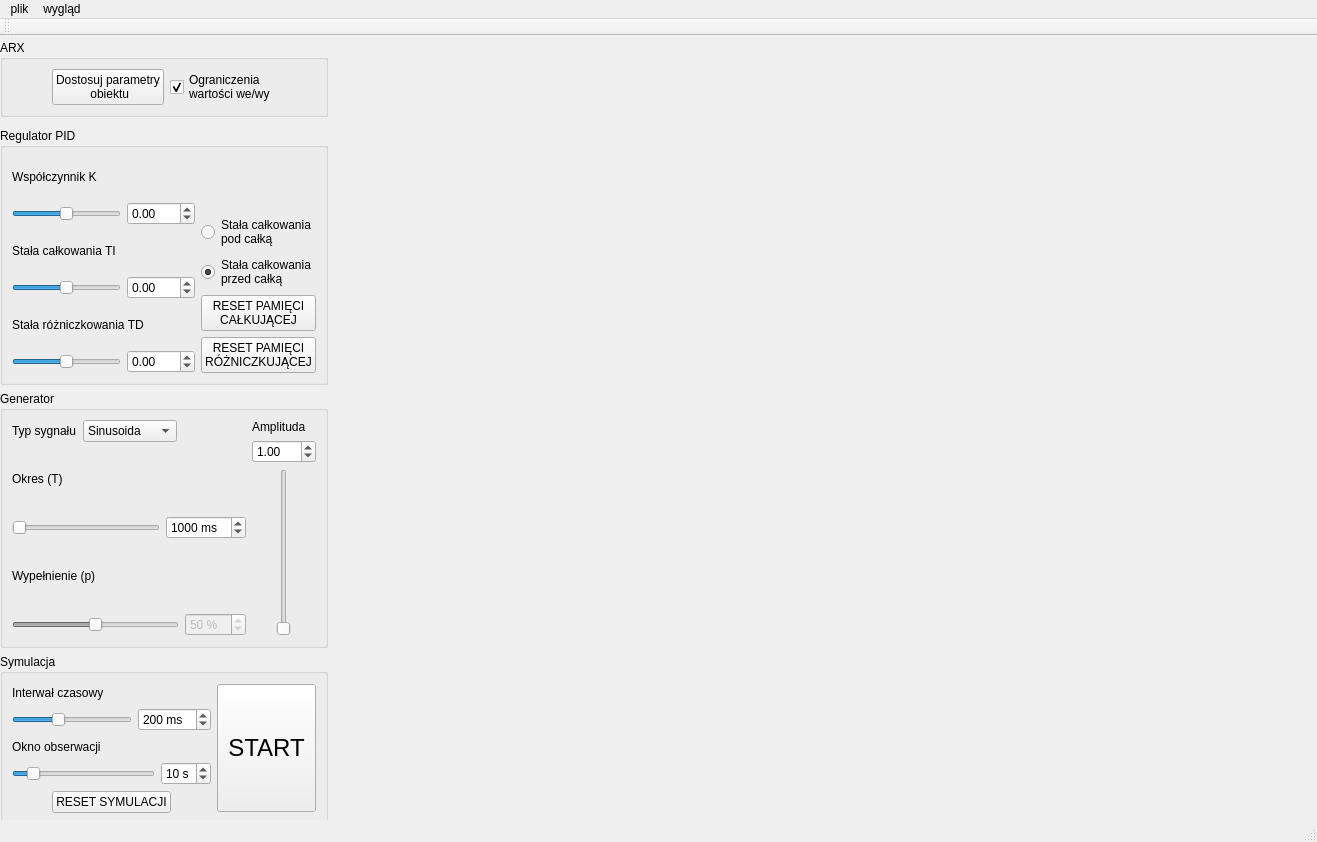
Above: mainwindow.ui from KamilWarczekIP/PK-Symulator_UAR before the change. Below: the same form after it.
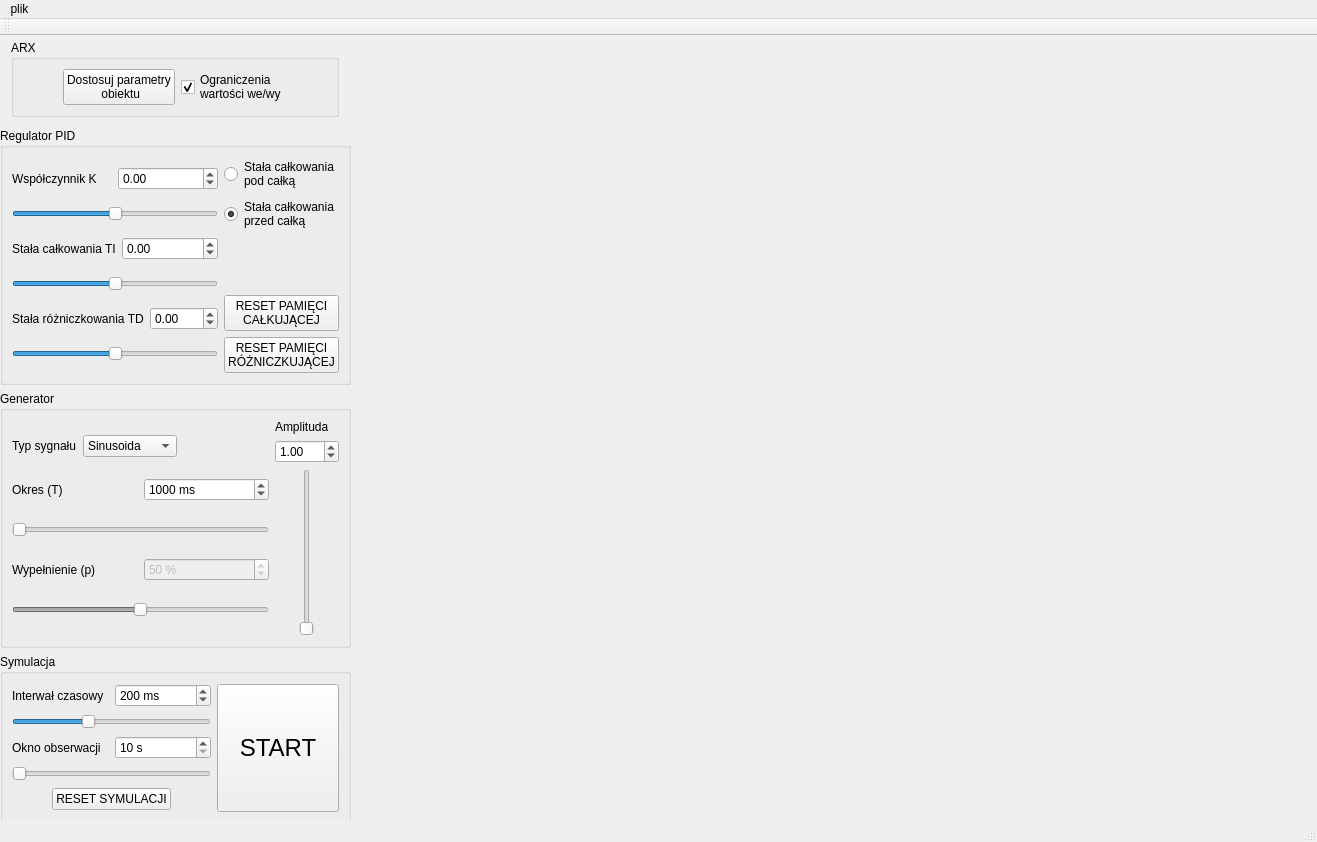
That is the form after the change.

```diff
--- a/mainwindow.ui
+++ b/mainwindow.ui
@@ -149,28 +149,12 @@
          <layout class="QHBoxLayout" name="horizontalLayout_5" stretch="4,1">
           <item>
            <layout class="QVBoxLayout" name="verticalLayout_5">
-            <item>
-             <widget class="QLabel" name="label">
-              <property name="text">
-               <string>Współczynnik K</string>
-              </property>
-             </widget>
-            </item>
             <item>
              <layout class="QHBoxLayout" name="horizontalLayout_4">
               <item>
-               <widget class="QSlider" name="horizontalSlider_pid_k">
-                <property name="minimum">
-                 <number>-1000</number>
-                </property>
-                <property name="maximum">
-                 <number>1000</number>
-                </property>
-                <property name="singleStep">
-                 <number>1</number>
-                </property>
-                <property name="orientation">
-                 <enum>Qt::Horizontal</enum>
+               <widget class="QLabel" name="label">
+                <property name="text">
+                 <string>Współczynnik K</string>
                 </property>
                </widget>
               </item>
@@ -193,24 +177,27 @@
              </layout>
             </item>
             <item>
-             <widget class="QLabel" name="label_2">
-              <property name="text">
-               <string>Stała całkowania TI</string>
+             <widget class="QSlider" name="horizontalSlider_pid_k">
+              <property name="minimum">
+               <number>-1000</number>
+              </property>
+              <property name="maximum">
+               <number>1000</number>
+              </property>
+              <property name="singleStep">
+               <number>1</number>
+              </property>
+              <property name="orientation">
+               <enum>Qt::Horizontal</enum>
               </property>
              </widget>
             </item>
             <item>
              <layout class="QHBoxLayout" name="horizontalLayout">
               <item>
-               <widget class="QSlider" name="horizontalSlider_pid_Ti">
-                <property name="minimum">
-                 <number>-1000</number>
-                </property>
-                <property name="maximum">
-                 <number>1000</number>
-                </property>
-                <property name="orientation">
-                 <enum>Qt::Horizontal</enum>
+               <widget class="QLabel" name="label_2">
+                <property name="text">
+                 <string>Stała całkowania TI</string>
                 </property>
                </widget>
               </item>
@@ -236,24 +223,24 @@
              </layout>
             </item>
             <item>
-             <widget class="QLabel" name="label_3">
-              <property name="text">
-               <string>Stała różniczkowania TD</string>
+             <widget class="QSlider" name="horizontalSlider_pid_Ti">
+              <property name="minimum">
+               <number>-1000</number>
+              </property>
+              <property name="maximum">
+               <number>1000</number>
+              </property>
+              <property name="orientation">
+               <enum>Qt::Horizontal</enum>
               </property>
              </widget>
             </item>
             <item>
              <layout class="QHBoxLayout" name="horizontalLayout_3">
               <item>
-               <widget class="QSlider" name="horizontalSlider_pid_Td">
-                <property name="minimum">
-                 <number>-1000</number>
-                </property>
-                <property name="maximum">
-                 <number>1000</number>
-                </property>
-                <property name="orientation">
-                 <enum>Qt::Horizontal</enum>
+               <widget class="QLabel" name="label_3">
+                <property name="text">
+                 <string>Stała różniczkowania TD</string>
                 </property>
                </widget>
               </item>
@@ -278,6 +265,19 @@
               </item>
              </layout>
             </item>
+            <item>
+             <widget class="QSlider" name="horizontalSlider_pid_Td">
+              <property name="minimum">
+               <number>-1000</number>
+              </property>
+              <property name="maximum">
+               <number>1000</number>
+              </property>
+              <property name="orientation">
+               <enum>Qt::Horizontal</enum>
+              </property>
+             </widget>
+            </item>
            </layout>
           </item>
           <item>
@@ -285,6 +285,25 @@
             <property name="sizeConstraint">
              <enum>QLayout::SetMinimumSize</enum>
             </property>
+            <item>
+             <widget class="QRadioButton" name="radioButton_stala_calkowania_pod">
+              <property name="text">
+               <string>Stała całkowania
+pod całką</string>
+              </property>
+             </widget>
+            </item>
+            <item>
+             <widget class="QRadioButton" name="radioButton_stala_calkowania_przed">
+              <property name="text">
+               <string>Stała całkowania
+przed całką</string>
+              </property>
+              <property name="checked">
+               <bool>true</bool>
+              </property>
+             </widget>
+            </item>
             <item>
              <spacer name="verticalSpacer">
               <property name="orientation">
@@ -298,25 +317,6 @@
               </property>
              </spacer>
             </item>
-            <item>
-             <widget class="QRadioButton" name="radioButton_stala_calkowania_pod">
-              <property name="text">
-               <string>Stała całkowania
-pod całką</string>
-              </property>
-             </widget>
-            </item>
-            <item>
-             <widget class="QRadioButton" name="radioButton_stala_calkowania_przed">
-              <property name="text">
-               <string>Stała całkowania
-przed całką</string>
-              </property>
-              <property name="checked">
-               <bool>true</bool>
-              </property>
-             </widget>
-            </item>
             <item>
              <widget class="QPushButton" name="pushButton_reset_pam_calk">
               <property name="text">
@@ -389,37 +389,12 @@
               </item>
              </layout>
             </item>
-            <item>
-             <widget class="QLabel" name="label_6">
-              <property name="text">
-               <string>Okres (T)</string>
-              </property>
-             </widget>
-            </item>
             <item>
              <layout class="QHBoxLayout" name="horizontalLayout_8">
               <item>
-               <widget class="QSlider" name="horizontalSlider_generator_okres">
-                <property name="minimum">
-                 <number>200</number>
-                </property>
-                <property name="maximum">
-                 <number>20000</number>
-                </property>
-                <property name="singleStep">
-                 <number>200</number>
-                </property>
-                <property name="pageStep">
-                 <number>200</number>
-                </property>
-                <property name="value">
-                 <number>200</number>
-                </property>
-                <property name="orientation">
-                 <enum>Qt::Horizontal</enum>
-                </property>
-                <property name="tickPosition">
-                 <enum>QSlider::NoTicks</enum>
+               <widget class="QLabel" name="label_6">
+                <property name="text">
+                 <string>Okres (T)</string>
                 </property>
                </widget>
               </item>
@@ -448,27 +423,36 @@
              </layout>
             </item>
             <item>
-             <widget class="QLabel" name="label_7">
-              <property name="text">
-               <string>Wypełnienie (p)</string>
+             <widget class="QSlider" name="horizontalSlider_generator_okres">
+              <property name="minimum">
+               <number>200</number>
+              </property>
+              <property name="maximum">
+               <number>20000</number>
+              </property>
+              <property name="singleStep">
+               <number>200</number>
+              </property>
+              <property name="pageStep">
+               <number>200</number>
+              </property>
+              <property name="value">
+               <number>200</number>
+              </property>
+              <property name="orientation">
+               <enum>Qt::Horizontal</enum>
+              </property>
+              <property name="tickPosition">
+               <enum>QSlider::NoTicks</enum>
               </property>
              </widget>
             </item>
             <item>
              <layout class="QHBoxLayout" name="horizontalLayout_9">
               <item>
-               <widget class="QSlider" name="horizontalSlider_generator_wypelnienie">
-                <property name="enabled">
-                 <bool>false</bool>
-                </property>
-                <property name="maximum">
-                 <number>100</number>
-                </property>
-                <property name="value">
-                 <number>50</number>
-                </property>
-                <property name="orientation">
-                 <enum>Qt::Horizontal</enum>
+               <widget class="QLabel" name="label_7">
+                <property name="text">
+                 <string>Wypełnienie (p)</string>
                 </property>
                </widget>
               </item>
@@ -496,6 +480,22 @@
               </item>
              </layout>
             </item>
+            <item>
+             <widget class="QSlider" name="horizontalSlider_generator_wypelnienie">
+              <property name="enabled">
+               <bool>false</bool>
+              </property>
+              <property name="maximum">
+               <number>100</number>
+              </property>
+              <property name="value">
+               <number>50</number>
+              </property>
+              <property name="orientation">
+               <enum>Qt::Horizontal</enum>
+              </property>
+             </widget>
+            </item>
            </layout>
           </item>
           <item>
@@ -568,28 +568,12 @@
             <property name="sizeConstraint">
              <enum>QLayout::SetMaximumSize</enum>
             </property>
-            <item>
-             <widget class="QLabel" name="label_8">
-              <property name="text">
-               <string>Interwał czasowy</string>
-              </property>
-             </widget>
-            </item>
             <item>
              <layout class="QHBoxLayout" name="horizontalLayout_12">
               <item>
-               <widget class="QSlider" name="horizontalSlider_symulacja_interwal">
-                <property name="minimum">
-                 <number>20</number>
-                </property>
-                <property name="maximum">
-                 <number>500</number>
-                </property>
-                <property name="value">
-                 <number>200</number>
-                </property>
-                <property name="orientation">
-                 <enum>Qt::Horizontal</enum>
+               <widget class="QLabel" name="label_8">
+                <property name="text">
+                 <string>Interwał czasowy</string>
                 </property>
                </widget>
               </item>
@@ -612,27 +596,27 @@
              </layout>
             </item>
             <item>
-             <widget class="QLabel" name="label_9">
-              <property name="text">
-               <string>Okno obserwacji</string>
+             <widget class="QSlider" name="horizontalSlider_symulacja_interwal">
+              <property name="minimum">
+               <number>20</number>
+              </property>
+              <property name="maximum">
+               <number>500</number>
+              </property>
+              <property name="value">
+               <number>200</number>
+              </property>
+              <property name="orientation">
+               <enum>Qt::Horizontal</enum>
               </property>
              </widget>
             </item>
             <item>
              <layout class="QHBoxLayout" name="horizontalLayout_15">
               <item>
-               <widget class="QSlider" name="horizontalSlider_symulacja_okno_obserwacji">
-                <property name="minimum">
-                 <number>5</number>
-                </property>
-                <property name="maximum">
-                 <number>50</number>
-                </property>
-                <property name="value">
-                 <number>10</number>
-                </property>
-                <property name="orientation">
-                 <enum>Qt::Horizontal</enum>
+               <widget class="QLabel" name="label_9">
+                <property name="text">
+                 <string>Okno obserwacji</string>
                 </property>
                </widget>
               </item>
@@ -642,7 +626,7 @@
                  <string> s</string>
                 </property>
                 <property name="minimum">
-                 <number>5</number>
+                 <number>10</number>
                 </property>
                 <property name="maximum">
                  <number>50</number>
@@ -654,6 +638,22 @@
               </item>
              </layout>
             </item>
+            <item>
+             <widget class="QSlider" name="horizontalSlider_symulacja_okno_obserwacji">
+              <property name="minimum">
+               <number>10</number>
+              </property>
+              <property name="maximum">
+               <number>50</number>
+              </property>
+              <property name="value">
+               <number>10</number>
+              </property>
+              <property name="orientation">
+               <enum>Qt::Horizontal</enum>
+              </property>
+             </widget>
+            </item>
             <item>
              <layout class="QHBoxLayout" name="horizontalLayout_11">
               <item>
@@ -750,16 +750,7 @@
     <addaction name="actioneksport_wykres_w"/>
     <addaction name="actionokno_debugowania"/>
    </widget>
-   <widget class="QMenu" name="menuzachowanie">
-    <property name="title">
-     <string>wygląd</string>
-    </property>
-    <addaction name="separator"/>
-    <addaction name="separator"/>
-    <addaction name="actionMINECRAAAAAAFT"/>
-   </widget>
    <addaction name="menuplik"/>
-   <addaction name="menuzachowanie"/>
   </widget>
   <widget class="QStatusBar" name="statusbar"/>
   <widget class="QToolBar" name="toolBar">
```
Left out of the diff: 3 changed lines with no effect on the pictures.
